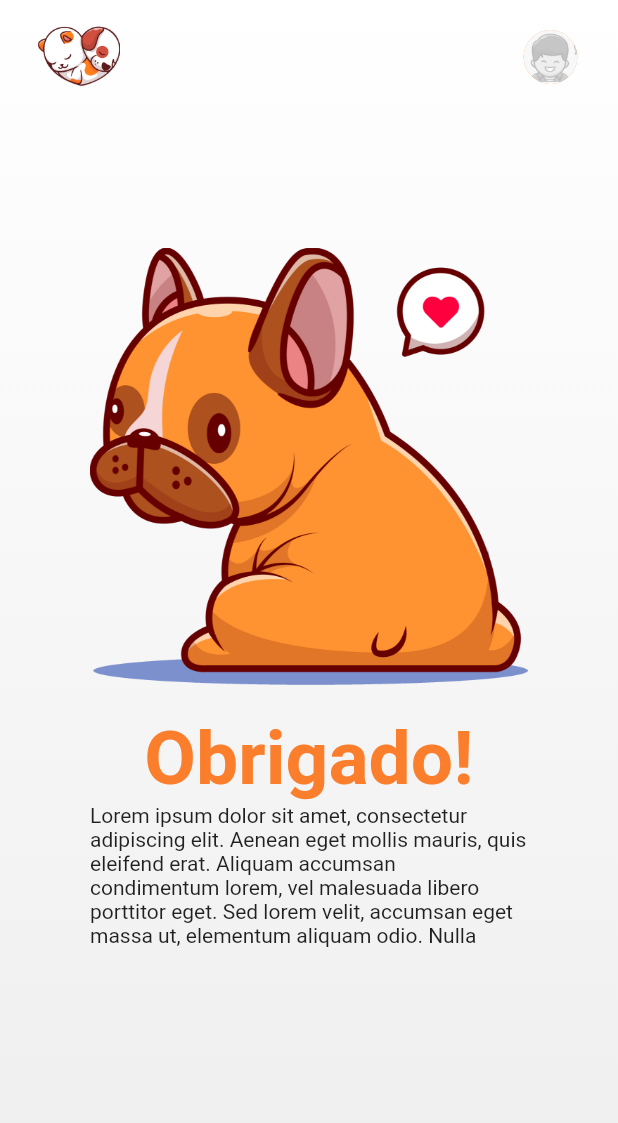
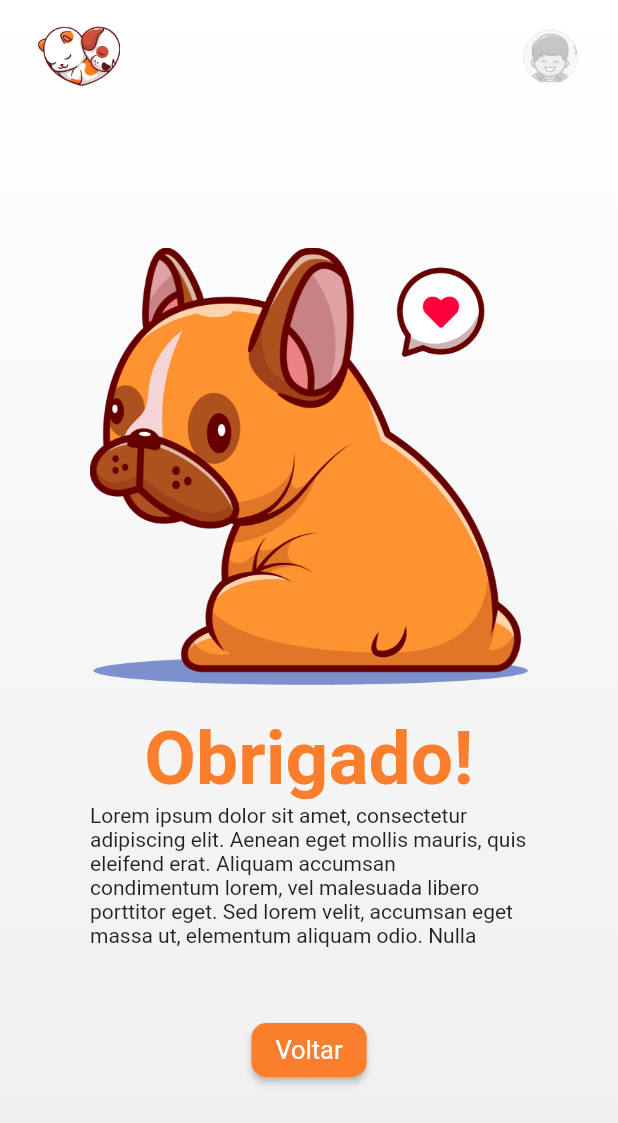
Before and after one commit to FIAP-Adotappet/adotappet-mobile, a Flutter app: the OrderCreatedPage screen opened by its route, on a phone screen of 412 x 824 dp. Shown: the top 1123 px of the screen. Run offline on Flutter 3.47's test engine with Material 2 defaults, Android fonts, the phone set to English and light mode, and no system bars; our stand-ins replace google_fonts, jiffy; network calls fail; Roboto replaces fonts that are missing (Dosis).

Commit message:
Adicionado controle de login para o side bar e botão na tela de criação de pedido

```diff
--- a/lib/controllers/usuario_controller.dart
+++ b/lib/controllers/usuario_controller.dart
@@ -17,7 +17,9 @@ class UsuarioController {
 
   Usuario? get usuario => _usuario;
 
-  void login(String email, String senha) async {
+  set usuario (value) => this._usuario = value;
+
+  Future<void> login(String email, String senha) async {
     _usuario = await this._usuarioRepository.login(email, senha);
   }
 
--- a/lib/modules/order_created/screens/order_created_screen.dart
+++ b/lib/modules/order_created/screens/order_created_screen.dart
@@ -1,3 +1,4 @@
+import 'package:adotappet/config/routes/routes.dart';
 import 'package:adotappet/constants/app_constants.dart';
 import 'package:adotappet/utils/mixins/mixin.dart';
 import 'package:adotappet/widgets/custom_app_bar.dart';
@@ -54,6 +55,23 @@ class _OrderCreatedPageState extends State<OrderCreatedPage> with Login {
                         ),
                       ),
                     ),
+                    SizedBox(height: 10,),
+                    ElevatedButton(
+                      style: ButtonStyle(
+                          shape: MaterialStateProperty.all<RoundedRectangleBorder>(
+                              RoundedRectangleBorder(
+                                borderRadius: BorderRadius.circular(10.0),
+                              ))),
+                      child: Text(
+                        'Voltar',
+                        style: TextStyle(
+                          color: Colors.white,
+                          fontSize: 17,
+                          fontWeight: FontWeight.normal,
+                        ),
+                      ),
+                      onPressed: () => Navigator.of(context).pushNamed(Routes.root),
+                    ),
                   ],
                 ),
               ),
--- a/lib/widgets/adotappet_icon.dart
+++ b/lib/widgets/adotappet_icon.dart
@@ -1,9 +1,12 @@
+import 'package:adotappet/config/routes/routes.dart';
 import 'package:flutter/material.dart';
 
 class AdotappetIcon extends StatelessWidget {
   @override
   Widget build(BuildContext context) {
-    return Container(
+    return InkWell(
+      onTap: () => Navigator.of(context).pushNamed(Routes.root),
+      child: Container(
           margin: const EdgeInsets.only(top: 10, right: 20, left: 0),
           decoration: BoxDecoration(
             image: DecorationImage(
@@ -13,6 +16,7 @@ class AdotappetIcon extends StatelessWidget {
             ),
           ),
           width: 70.0,
-        child: null);
+          child: null),
+    );
   }
 }
--- a/lib/widgets/side_menu_bar.dart
+++ b/lib/widgets/side_menu_bar.dart
@@ -61,14 +61,40 @@ class _SideMenuBarState extends State<SideMenuBar> {
                           backgroundColor: const Color(0xFFFFEC5F),
                           radius: 53,
                           child: ClipOval(
-                            child: Image.asset(
-                                'assets/images/avatar_deslogado.png'),
+                            child: Image.asset(_usuarioController.isLogado()
+                                ? 'assets/images/avatar.png'
+                                : 'assets/images/avatar_deslogado.png'),
                           ),
                         ),
                       ),
                       SizedBox(height: 5),
-                      LoginArea(),
-                      // PerfilArea(),
+
+                      _usuarioController.isLogado()
+                          ? PerfilArea(
+                              onLogoff: () {
+                                this.setState(() {
+                                  _usuarioController.usuario = null;
+                                });
+                              },
+                              emailUsuario: _usuarioController.usuario == null
+                                  ? ''
+                                  : _usuarioController.usuario!.email
+                                      .toString(),
+                              nomeUsuario: _usuarioController.usuario == null
+                                  ? ''
+                                  : _usuarioController.usuario!.nomeCompleto
+                                      .toString(),
+                            )
+                          : LoginArea(
+                              onLogin: () {
+                                _usuarioController
+                                    .login(_emailController.text,
+                                        _senhaController.text)
+                                    .whenComplete(() => this.setState(() {}));
+                              },
+                              senhaController: _senhaController,
+                              emailController: _emailController,
+                            ),
                     ],
                   ),
                 )
@@ -80,6 +106,17 @@ class _SideMenuBarState extends State<SideMenuBar> {
 }
 
 class LoginArea extends StatelessWidget {
+  final TextEditingController emailController;
+  final TextEditingController senhaController;
+  final VoidCallback onLogin;
+
+  const LoginArea(
+      {Key? key,
+      required this.onLogin,
+      required this.emailController,
+      required this.senhaController})
+      : super(key: key);
+
   @override
   Widget build(BuildContext context) {
     return Column(
@@ -106,6 +143,7 @@ class LoginArea extends StatelessWidget {
         Column(
           children: [
             TextFormField(
+              controller: emailController,
               style: TextStyle(color: Colors.white),
               decoration: const InputDecoration(
                 hintStyle: TextStyle(color: Colors.white),
@@ -128,6 +166,7 @@ class LoginArea extends StatelessWidget {
               },
             ),
             TextFormField(
+              controller: senhaController,
               obscureText: true,
               enableSuggestions: false,
               autocorrect: false,
@@ -158,10 +197,7 @@ class LoginArea extends StatelessWidget {
                 primary: Colors.white,
                 padding: EdgeInsets.symmetric(horizontal: 70, vertical: 0),
               ),
-              onPressed: () {
-                // Validate will return true if the form is valid, or false if
-                // the form is invalid.
-              },
+              onPressed: () => onLogin(),
               child: const Text(
                 'ENTRAR',
                 style: TextStyle(
@@ -178,13 +214,24 @@ class LoginArea extends StatelessWidget {
 }
 
 class PerfilArea extends StatelessWidget {
+  final VoidCallback onLogoff;
+  final String nomeUsuario;
+  final String emailUsuario;
+
+  const PerfilArea(
+      {Key? key,
+      required this.onLogoff,
+      required this.nomeUsuario,
+      required this.emailUsuario})
+      : super(key: key);
+
   @override
   Widget build(BuildContext context) {
     return Column(
       children: [
         // Info text
         Text(
-          'Nome do usuário',
+          nomeUsuario,
           style: TextStyle(
             fontWeight: FontWeight.bold,
             fontSize: 20,
@@ -193,22 +240,20 @@ class PerfilArea extends StatelessWidget {
         ),
 
         Text(
-          'nomedousuario@email.com.br',
+          emailUsuario,
           style: TextStyle(
             fontSize: 14,
             color: Colors.white,
           ),
         ),
-        SizedBox(height: 405),
+        SizedBox(height: 300),
 
         ElevatedButton(
           style: ElevatedButton.styleFrom(
             primary: Colors.white,
             padding: EdgeInsets.symmetric(horizontal: 70, vertical: 0),
           ),
-          onPressed: () {
-            print('logoff');
-          },
+          onPressed: () => onLogoff(),
           child: const Text(
             'SAIR',
             style: TextStyle(
--- a/pubspec.yaml
+++ b/pubspec.yaml
@@ -36,6 +36,7 @@ dev_dependencies:
   flutter_test:
     sdk: flutter
   mocktail: ^0.0.1-dev.11
+  network_image_mock: ^2.0.1
 
   http:
 
```
Also changed, not shown: pubspec.lock, 1 other file. Lines whose indentation alone changed are shown as unchanged.
